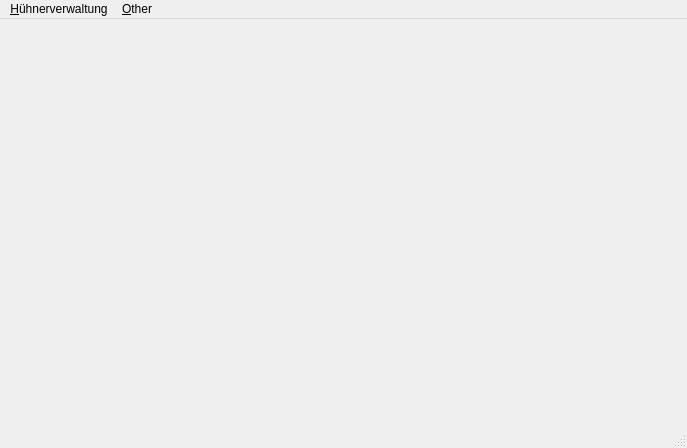
Qt form mainwindow.ui (wangwenyao2019/huehnerManager) before a commit.
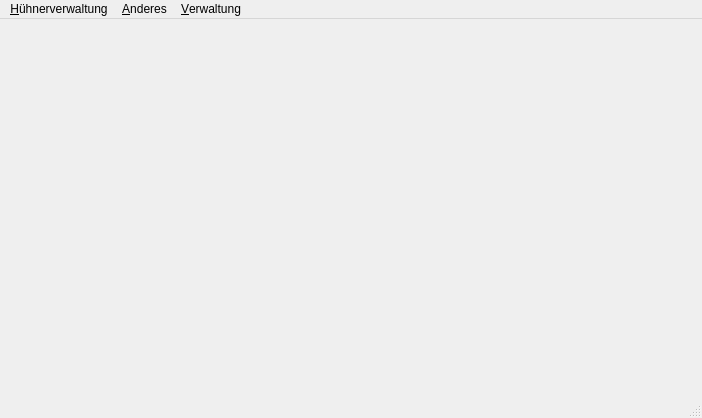
The same form after that commit.

```diff
--- a/mainwindow.ui
+++ b/mainwindow.ui
@@ -9,8 +9,8 @@
    <rect>
     <x>0</x>
     <y>0</y>
-    <width>687</width>
-    <height>448</height>
+    <width>702</width>
+    <height>418</height>
    </rect>
   </property>
   <property name="windowTitle">
@@ -22,7 +22,7 @@
     <rect>
      <x>0</x>
      <y>0</y>
-     <width>687</width>
+     <width>702</width>
      <height>21</height>
     </rect>
    </property>
@@ -33,12 +33,12 @@
     <addaction name="action_Stammdaten"/>
     <addaction name="actionLegeLe_istung_erfassen"/>
    </widget>
-   <widget class="QMenu" name="menu_Legeleistung">
+   <widget class="QMenu" name="menu_Anderes">
     <property name="enabled">
      <bool>true</bool>
     </property>
     <property name="title">
-     <string>&amp;Other</string>
+     <string>&amp;Anderes</string>
     </property>
     <addaction name="actionFuetterung"/>
     <addaction name="actionZucht"/>
@@ -48,8 +48,15 @@
     <addaction name="actionTierarzt"/>
     <addaction name="actionSonstiges"/>
    </widget>
+   <widget class="QMenu" name="menu_Verwaltung">
+    <property name="title">
+     <string>&amp;Verwaltung</string>
+    </property>
+    <addaction name="actionNeue_Mitarbeiter"/>
+   </widget>
    <addaction name="menu_Huehnerverwaltung"/>
-   <addaction name="menu_Legeleistung"/>
+   <addaction name="menu_Anderes"/>
+   <addaction name="menu_Verwaltung"/>
   </widget>
   <widget class="QStatusBar" name="statusbar"/>
   <action name="action_Stammdaten">
```
Left out of the diff: 5 changed lines with no effect on the pictures.
